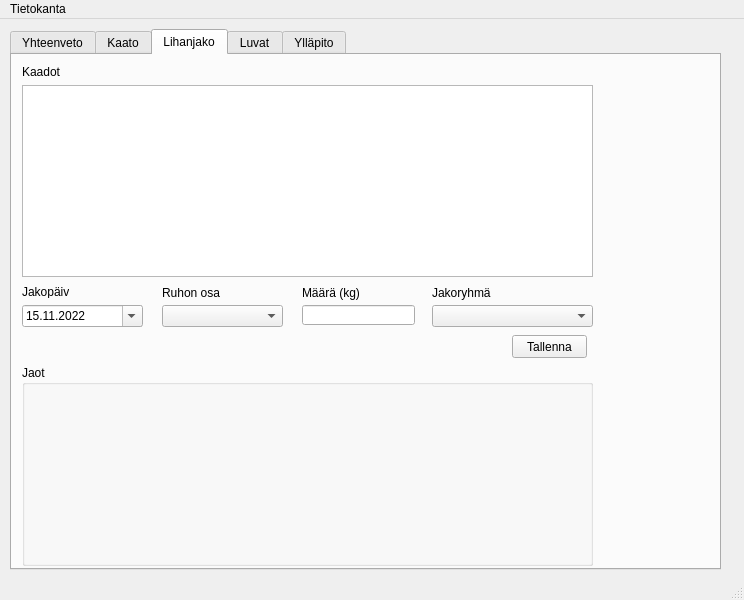
Before: the Qt Designer form MultipageMainWindow.ui in TimoKuukka/hirviporukka_app, drawn with Qt 5.
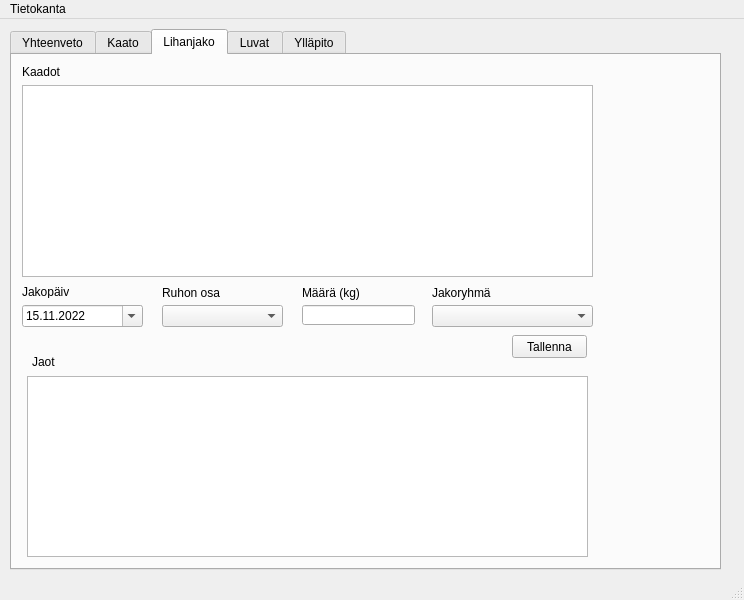
After: the same form once the commit is applied.

```diff
--- a/MultipageMainWindow.ui
+++ b/MultipageMainWindow.ui
@@ -530,16 +530,26 @@
        <string>Tallenna</string>
       </property>
      </widget>
-     <widget class="QGroupBox" name="shareSuggestGroupBox">
+     <widget class="QTableWidget" name="shareTableWidget">
       <property name="geometry">
        <rect>
-        <x>10</x>
-        <y>310</y>
-        <width>571</width>
-        <height>201</height>
+        <x>15</x>
+        <y>321</y>
+        <width>561</width>
+        <height>181</height>
        </rect>
       </property>
-      <property name="title">
+     </widget>
+     <widget class="QLabel" name="label_7">
+      <property name="geometry">
+       <rect>
+        <x>20</x>
+        <y>300</y>
+        <width>47</width>
+        <height>13</height>
+       </rect>
+      </property>
+      <property name="text">
        <string>Jaot</string>
       </property>
      </widget>
```
